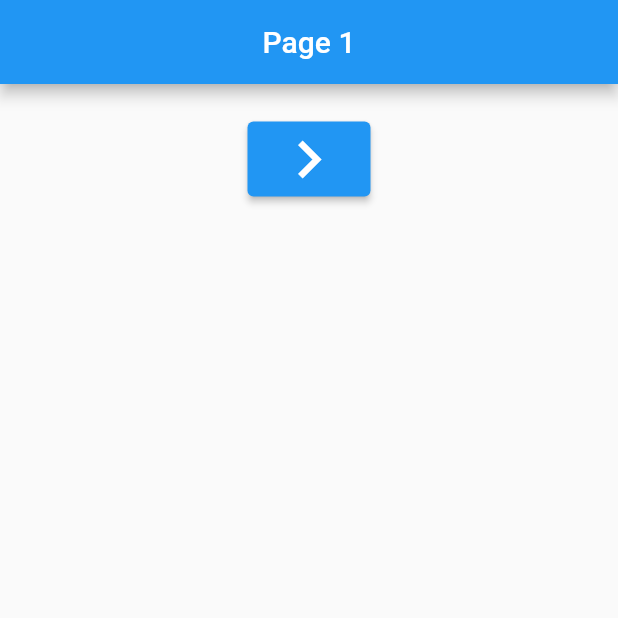
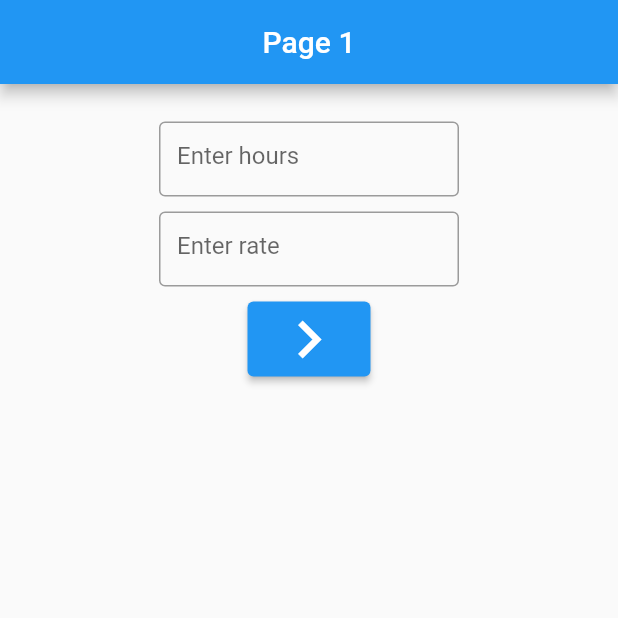
Before and after one commit to alichoumane/flutter_navigator, a Flutter app: the screen it shows after launch, on a phone screen of 412 x 824 dp, the top half of it. Run offline on Flutter 3.47's test engine with Material 2 defaults, Android fonts, the phone set to English and light mode, and no system bars.

Commit message:
Send data from one page to another

```diff
--- /dev/null
+++ b/lib/employee.dart
@@ -0,0 +1,29 @@
+/*
+We will create a class to represent an employee in the employee,dart file.
+*/
+class Employee {
+  int _hours = 0;
+  double _rate = 0;
+  final double _tax = 0.1; // default 10% tax
+
+  Employee(int hours, double rate) {
+    if (hours <= 0 || rate <= 0) {
+      throw Exception('negative values not allowed');
+    }
+    _hours = hours;
+    _rate = rate;
+  }
+
+  double netSalary() {
+    return (_hours * _rate) * (1 - _tax);
+  }
+
+  @override
+  String toString() {
+    return """
+      Hours: $_hours
+      Rate: $_rate
+      Tax: ${_tax * 100}%
+      Net Salary: ${netSalary()} """;
+  }
+}
--- a/lib/page1.dart
+++ b/lib/page1.dart
@@ -1,5 +1,7 @@
+import 'package:flutter/gestures.dart';
 import "package:flutter/material.dart";
 import 'page2.dart';
+import 'employee.dart';
 
 class Page1 extends StatefulWidget {
   const Page1({super.key});
@@ -9,6 +11,9 @@ class Page1 extends StatefulWidget {
 }
 
 class _Page1State extends State<Page1> {
+  final TextEditingController _controllerHours = TextEditingController();
+  final TextEditingController _controllerRate = TextEditingController();
+
   @override
   Widget build(BuildContext context) {
     return Scaffold(
@@ -19,17 +24,61 @@ class _Page1State extends State<Page1> {
       body: Center(
         child: Column(
           children: [
-            const SizedBox(height: 25.0,),
+            const SizedBox(
+              height: 25.0,
+            ),
+            SizedBox(
+                height: 50,
+                width: 200,
+                child: TextField(
+                  controller: _controllerHours,
+                  keyboardType: TextInputType.number,
+                  decoration: const InputDecoration(
+                      border: OutlineInputBorder(), hintText: 'Enter hours'),
+                )),
+            const SizedBox(
+              height: 10.0,
+            ),
+            SizedBox(
+                height: 50,
+                width: 200,
+                child: TextField(
+                  controller: _controllerRate,
+                  keyboardType: TextInputType.number,
+                  decoration: const InputDecoration(
+                      border: OutlineInputBorder(), hintText: 'Enter rate'),
+                )),
+            const SizedBox(height: 10.0),
             ElevatedButton(
-                onPressed: (){
-                  Navigator.of(context).push(
-                      MaterialPageRoute(builder: (context)=>const Page2())
-                  );
-                },
-                child: const Icon(Icons.navigate_next, size: 50,))
+                onPressed: openPage2,
+                child: const Icon(
+                  Icons.navigate_next,
+                  size: 50,
+                ))
           ],
         ),
       ),
     );
   }
+
+  @override
+  void dispose() {
+    _controllerRate.dispose();
+    _controllerHours.dispose();
+    super.dispose();
+  }
+
+  void openPage2() {
+    try {
+      int hours = int.parse(_controllerHours.text);
+      double rate = double.parse(_controllerRate.text);
+      Navigator.of(context).push(
+          MaterialPageRoute(
+              builder: (context) => const Page2(),
+              settings: RouteSettings(arguments: Employee(hours, rate))
+          )
+      );
+    }
+    catch(e){print('$e');}
+  }
 }
--- a/lib/page2.dart
+++ b/lib/page2.dart
@@ -1,10 +1,13 @@
 import 'package:flutter/material.dart';
+import 'employee.dart';
 
 class Page2 extends StatelessWidget {
   const Page2({super.key});
 
   @override
   Widget build(BuildContext context) {
+    final Employee employee = ModalRoute.of(context)!.settings.arguments as Employee;
+
     return Scaffold(
       appBar: AppBar(
         title: const Text("Page 2"),
@@ -14,6 +17,9 @@ class Page2 extends StatelessWidget {
         child: Column(
           children: [
             const SizedBox(height: 25.0,),
+            Text(employee.toString(),
+            style: TextStyle(fontSize: 30.0, fontWeight: FontWeight.bold, color: Colors.lightGreen),),
+            const SizedBox(height: 20.0,),
             ElevatedButton(
                 onPressed: (){
                   Navigator.of(context).pop();
```
Also changed, not shown: 1 other file.
